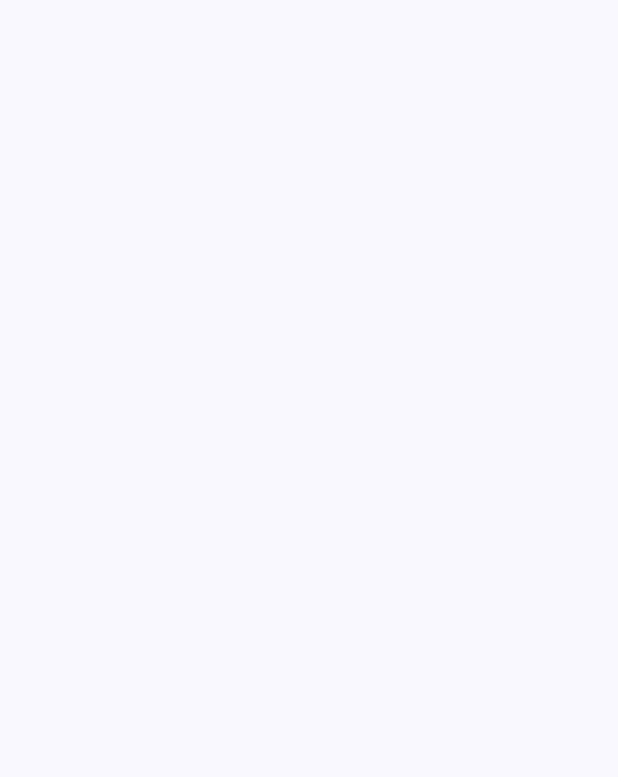
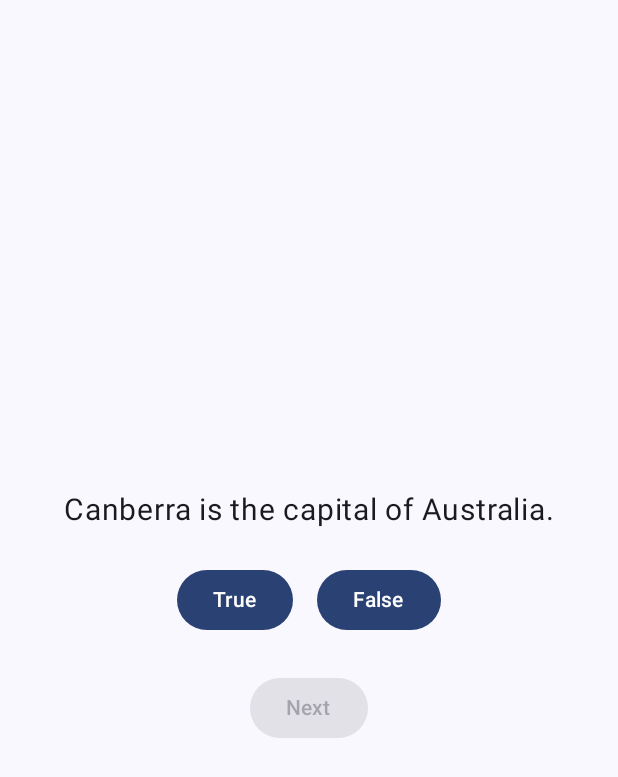
Before and after one commit to AlenaDuh/lab6-geoquiz, an Android app built with Jetpack Compose: the screen it shows after launch (MainActivity), on a phone screen of 412 x 824 dp. Before the commit the part shown is empty. Shown: the top 777 px of the screen. Run offline under Robolectric (Android 15) with nearby library versions, the phone set to English and light mode, and no system bars.

Commit message:
Add question UI and state

```diff
--- a/app/src/main/java/com/example/geoquiz/MainActivity.kt
+++ b/app/src/main/java/com/example/geoquiz/MainActivity.kt
@@ -4,13 +4,27 @@ import android.os.Bundle
 import androidx.activity.ComponentActivity
 import androidx.activity.compose.setContent
 import androidx.activity.enableEdgeToEdge
+import androidx.compose.foundation.layout.Arrangement
+import androidx.compose.foundation.layout.Column
+import androidx.compose.foundation.layout.Row
+import androidx.compose.foundation.layout.Spacer
 import androidx.compose.foundation.layout.fillMaxSize
+import androidx.compose.foundation.layout.height
 import androidx.compose.foundation.layout.padding
+import androidx.compose.material3.Button
 import androidx.compose.material3.Scaffold
 import androidx.compose.material3.Text
 import androidx.compose.runtime.Composable
+import androidx.compose.runtime.getValue
+import androidx.compose.runtime.mutableIntStateOf
+import androidx.compose.runtime.mutableStateOf
+import androidx.compose.runtime.remember
+import androidx.compose.runtime.setValue
+import androidx.compose.ui.Alignment
 import androidx.compose.ui.Modifier
 import androidx.compose.ui.tooling.preview.Preview
+import androidx.compose.ui.unit.dp
+import androidx.compose.ui.unit.sp
 import com.example.geoquiz.ui.theme.GeoQuizTheme
 
 class MainActivity : ComponentActivity() {
@@ -41,7 +55,55 @@ val questions = listOf(
 )
 @Composable
 fun GeoQuizScreen(modifier: Modifier = Modifier) {
-    // Здесь будет код
+    // Индекс текущего вопроса
+    var currentIndex by remember { mutableIntStateOf(0) }
+    // Ответил ли пользователь на текущий вопрос
+    var isAnswered by remember { mutableStateOf(false) }
+    // Счётчик правильных ответов
+    var score by remember { mutableIntStateOf(0) }
+    // Показывать ли всплывающую панель с результатом
+    var showResultDialog by remember { mutableStateOf(false) }
+
+    val question = questions[currentIndex]
+
+    Column(
+        modifier = modifier
+            .fillMaxSize()
+            .padding(16.dp),
+        verticalArrangement = Arrangement.Center,
+        horizontalAlignment = Alignment.CenterHorizontally
+    ) {
+        // Текст вопроса
+        Text(
+            text = question.text,
+            fontSize = 20.sp,
+            modifier = Modifier.padding(bottom = 24.dp)
+        )
+
+        // Кнопки True / False
+        if (!isAnswered) {
+            Row(
+                horizontalArrangement = Arrangement.spacedBy(16.dp)
+            ) {
+                Button(onClick = { /* логика будет на следующем шаге */ }) {
+                    Text("True")
+                }
+                Button(onClick = { /* логика будет на следующем шаге */ }) {
+                    Text("False")
+                }
+            }
+        }
+
+        Spacer(modifier = Modifier.height(24.dp))
+
+        // Кнопка Next
+        Button(
+            onClick = { /* логика будет на следующем шаге */ },
+            enabled = isAnswered && currentIndex < questions.lastIndex
+        ) {
+            Text("Next")
+        }
+    }
 }
 
 @Preview(showBackground = true)
```
